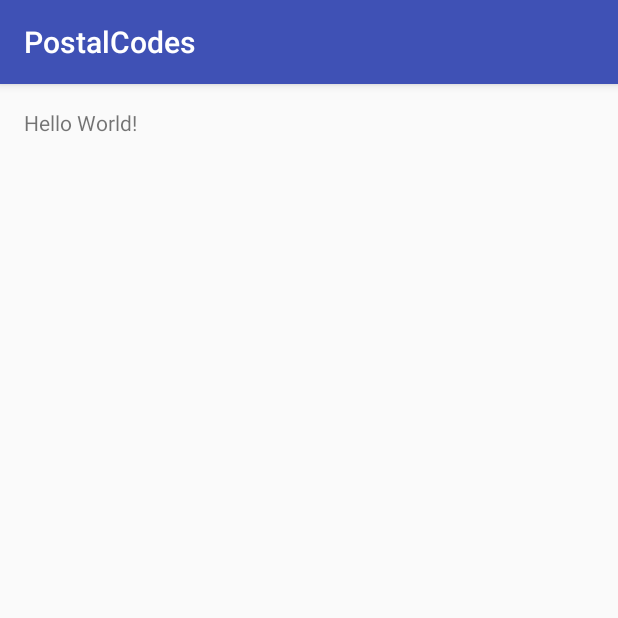
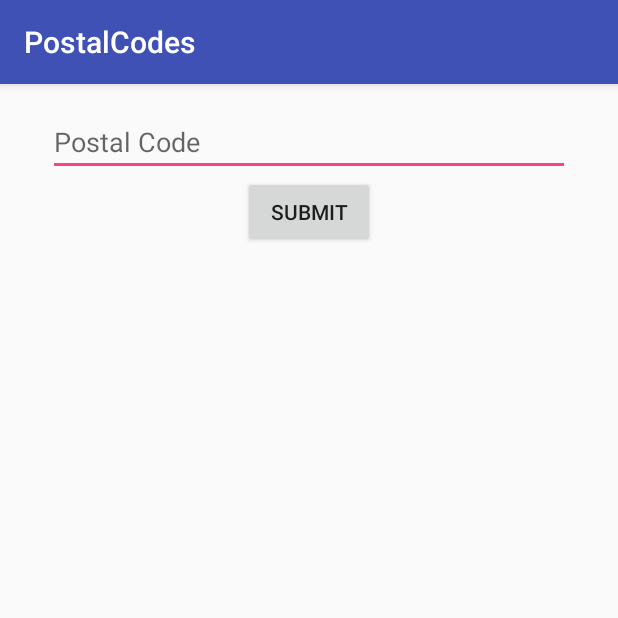
Before and after one commit to JuanCrg90/PostalCodes, an Android app: the screen it shows after launch (MainActivity), on a phone screen of 412 x 824 dp, the top half of it. Run offline under Robolectric (Android 15) with nearby library versions, the phone set to English and light mode, and no system bars.

Commit message:
Add Base Layout

```diff
--- a/app/src/main/res/layout/activity_main.xml
+++ b/app/src/main/res/layout/activity_main.xml
@@ -10,8 +10,22 @@
     android:paddingTop="@dimen/activity_vertical_margin"
     tools:context="me.juancrg90.postalcodes.MainActivity">
 
-    <TextView
+    <EditText
+        android:layout_width="match_parent"
+        android:layout_height="wrap_content"
+        android:id="@+id/editPostalCode"
+        android:hint="@string/main.editPostalCode"
+        android:layout_marginLeft="@dimen/activity_horizontal_margin"
+        android:layout_marginRight="@dimen/activity_horizontal_margin"
+        android:layout_centerHorizontal="true"/>
+
+    <Button
         android:layout_width="wrap_content"
         android:layout_height="wrap_content"
-        android:text="Hello World!" />
+        android:id="@+id/buttonSubmit"
+        android:text="@string/main.buttonSubmit"
+        android:layout_below="@+id/editPostalCode"
+        android:layout_centerHorizontal="true"/>
+
+
 </RelativeLayout>
--- a/app/src/main/res/values/strings.xml
+++ b/app/src/main/res/values/strings.xml
@@ -1,3 +1,5 @@
 <resources>
     <string name="app_name">PostalCodes</string>
+    <string name="main.editPostalCode">Postal Code</string>
+    <string name="main.buttonSubmit">Submit</string>
 </resources>
```
